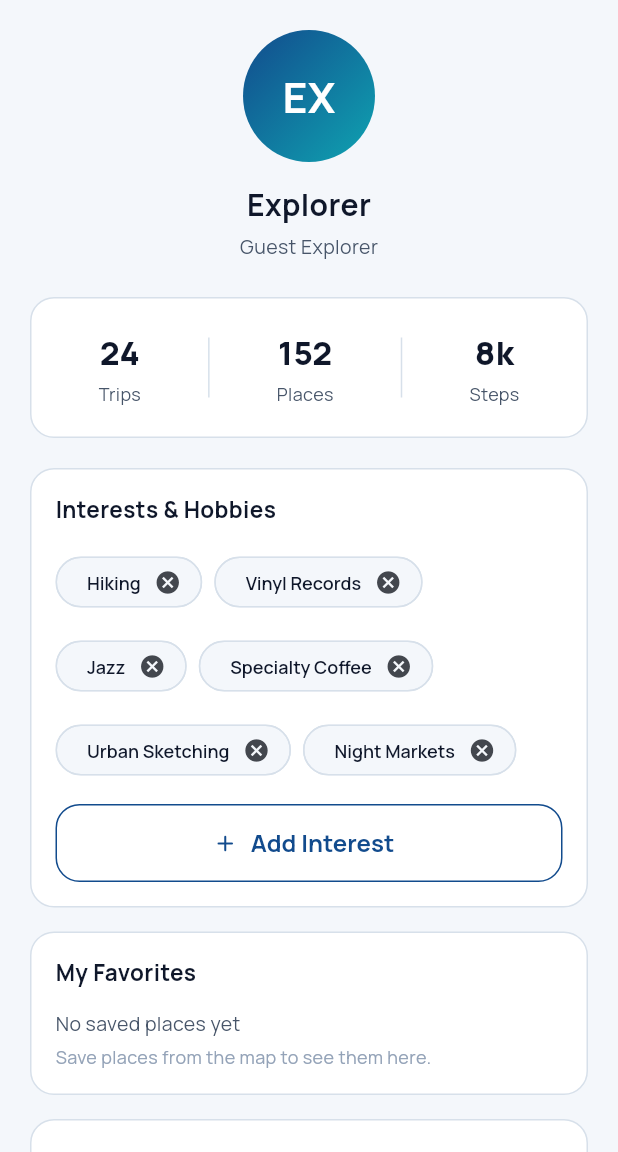
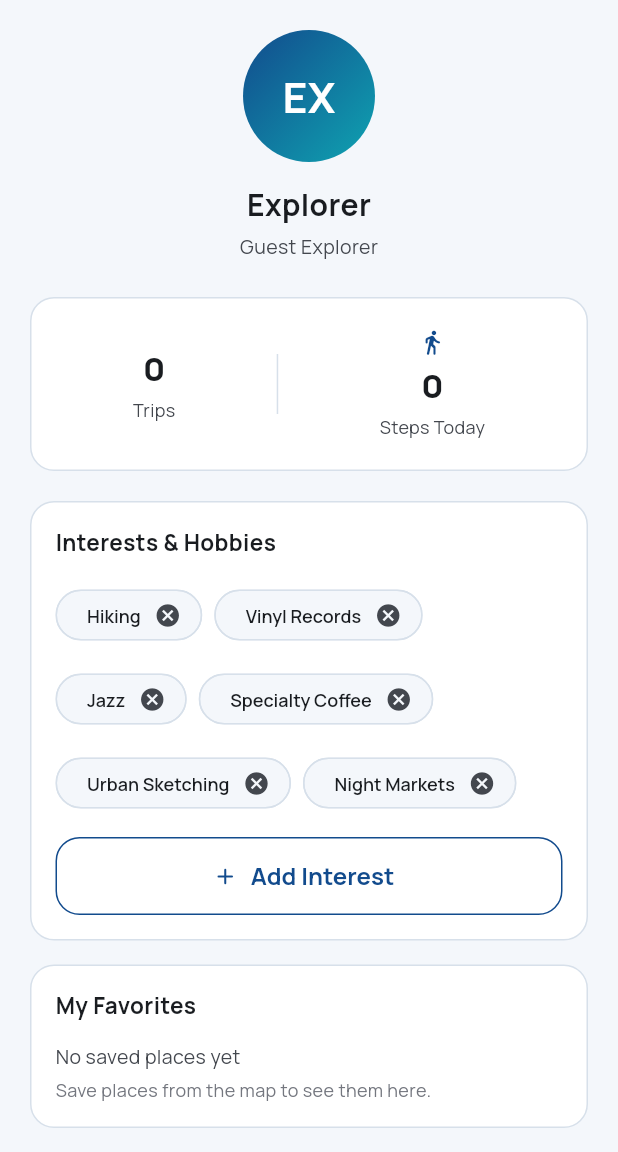
Before and after one commit to hamdan-ishfaq/MAD_PROJECT, a Flutter app: the ProfileScreen screen opened directly, on a phone screen of 412 x 824 dp, the part 84-1236 px from its top. Run offline on Flutter 3.47's test engine with Material 3 defaults, Android fonts, the phone set to English and light mode, and no system bars; our stand-ins replace file_picker, flutter_dotenv, flutter_local_notifications, flutter_map, geolocator, go_router and 9 more; accounts and stored records are empty.

Commit message:
feat: pedometer, profile live stats, expense tracker standalone, dark mode fixes

```diff
--- /dev/null
+++ b/lib/core/services/step_counter_service.dart
@@ -0,0 +1,67 @@
+import 'dart:async';
+import 'package:flutter/foundation.dart';
+import 'package:pedometer/pedometer.dart';
+import 'package:permission_handler/permission_handler.dart';
+import 'package:shared_preferences/shared_preferences.dart';
+
+/// Wraps the pedometer plugin with permission handling and daily persistence.
+class StepCounterService {
+  static int _steps = 0;
+  static StreamSubscription<StepCount>? _subscription;
+  static final ValueNotifier<int> stepsNotifier = ValueNotifier(0);
+
+  static int get steps => _steps;
+
+  /// Request ACTIVITY_RECOGNITION permission and start counting.
+  /// Safe to call multiple times — will skip if already running.
+  static Future<void> start() async {
+    if (kIsWeb) return;
+    if (_subscription != null) return; // Already started
+
+    final status = await Permission.activityRecognition.request();
+    if (!status.isGranted) return;
+
+    // Restore persisted baseline
+    final prefs = await SharedPreferences.getInstance();
+    final savedDate = prefs.getString('step_date');
+    final today = DateTime.now().toIso8601String().substring(0, 10);
+    if (savedDate != today) {
+      // New day — reset baseline
+      await prefs.setString('step_date', today);
+      await prefs.setInt('step_baseline', -1); // -1 means not yet set
+      await prefs.setInt('step_count', 0);
+    }
+    _steps = prefs.getInt('step_count') ?? 0;
+    stepsNotifier.value = _steps;
+
+    _subscription = Pedometer.stepCountStream.listen(
+      (event) async {
+        final prefs = await SharedPreferences.getInstance();
+        final baseline = prefs.getInt('step_baseline') ?? -1;
+        if (baseline < 0) {
+          // First event of the day — record the hardware baseline
+          await prefs.setInt('step_baseline', event.steps);
+        }
+        final base = prefs.getInt('step_baseline') ?? event.steps;
+        _steps = event.steps - base;
+        if (_steps < 0) _steps = 0;
+        stepsNotifier.value = _steps;
+        await prefs.setInt('step_count', _steps);
+      },
+      onError: (_) {}, // Gracefully handle unavailable sensor
+    );
+  }
+
+  static void stop() {
+    _subscription?.cancel();
+    _subscription = null;
+  }
+
+  /// Format step count as human-readable (e.g. 1200 → "1.2k")
+  static String format(int count) {
+    if (count >= 1000) {
+      return '${(count / 1000).toStringAsFixed(1)}k';
+    }
+    return count.toString();
+  }
+}
--- a/lib/features/expenses/screens/expense_tracker_screen.dart
+++ b/lib/features/expenses/screens/expense_tracker_screen.dart
@@ -110,15 +110,22 @@ class _ExpenseTrackerScreenState extends State<ExpenseTrackerScreen> {
 
   @override
   Widget build(BuildContext context) {
+    final theme = Theme.of(context);
+    final isDark = theme.brightness == Brightness.dark;
+    final surfaceColor = isDark ? AppColors.surfaceDark : Colors.white;
     return Scaffold(
-      backgroundColor: AppColors.background,
-      appBar: AppBar(backgroundColor: Colors.white, elevation: 0, title: Text(widget.tripName, style: const TextStyle(fontWeight: FontWeight.w700))),
+      backgroundColor: theme.scaffoldBackgroundColor,
+      appBar: AppBar(
+        backgroundColor: theme.scaffoldBackgroundColor,
+        elevation: 0,
+        title: Text(widget.tripName, style: const TextStyle(fontWeight: FontWeight.w700))
+      ),
       body: RefreshIndicator(
         color: AppColors.primary,
         onRefresh: _loadExpenses,
         child: Column(children: [
           Container(
-            width: double.infinity, padding: const EdgeInsets.all(20), color: Colors.white,
+            width: double.infinity, padding: const EdgeInsets.all(20), color: surfaceColor,
             child: Column(children: [
               const Text('Total Expenses', style: TextStyle(fontSize: 13, color: AppColors.textSecondary)),
               const SizedBox(height: 4),
@@ -163,7 +170,7 @@ class _ExpenseTrackerScreenState extends State<ExpenseTrackerScreen> {
                           final cat = e['category'] as String? ?? 'Other';
                           return Container(
                             margin: const EdgeInsets.only(bottom: 8),
-                            decoration: BoxDecoration(color: Colors.white, borderRadius: BorderRadius.circular(12)),
+                            decoration: BoxDecoration(color: surfaceColor, borderRadius: BorderRadius.circular(12)),
                             child: ListTile(
                               leading: CircleAvatar(backgroundColor: AppColors.primaryLight, child: Icon(_iconForCategory(cat), color: AppColors.primary, size: 20)),
                               title: Text(e['description'] as String? ?? cat, style: const TextStyle(fontWeight: FontWeight.w600, fontSize: 14)),
--- a/lib/features/home/screens/main_navigation.dart
+++ b/lib/features/home/screens/main_navigation.dart
@@ -66,7 +66,7 @@ class _MainNavigationState extends State<MainNavigation> {
       ),
       bottomNavigationBar: Container(
         decoration: BoxDecoration(
-          color: Colors.white,
+          color: Theme.of(context).scaffoldBackgroundColor,
           boxShadow: [
             BoxShadow(
               color: Colors.black.withOpacity(0.06),
--- a/lib/features/profile/screens/profile_screen.dart
+++ b/lib/features/profile/screens/profile_screen.dart
@@ -10,11 +10,14 @@ import 'package:tripgenie/core/services/auth_api_service.dart';
 import 'package:tripgenie/core/services/dashboard_service.dart';
 import 'package:tripgenie/core/services/offline_db_service.dart';
 import 'package:tripgenie/core/services/user_preferences_service.dart';
+import 'package:tripgenie/core/services/step_counter_service.dart';
+import 'package:tripgenie/core/services/local_backend_service.dart';
 import 'package:tripgenie/features/dashboard/widgets/saved_itineraries_list.dart';
 import 'package:tripgenie/features/settings/screens/settings_screen.dart';
 import 'package:tripgenie/features/notifications/screens/notifications_screen.dart';
 import 'package:tripgenie/features/emergency/screens/emergency_contacts_screen.dart';
 import 'package:tripgenie/features/social/widgets/community_updates_sheet.dart';
+import 'package:tripgenie/features/expenses/screens/expense_tracker_screen.dart';
 import 'package:tripgenie/core/services/api_service.dart';
 
 class ProfileScreen extends StatefulWidget {
@@ -29,6 +32,7 @@ class _ProfileScreenState extends State<ProfileScreen> {
   String _userEmail = '';
   String _userInitials = 'EX';
   String _userId = 'guest';
+  int _tripsCount = 0;
   List<String> _interests = const [
     'Hiking',
     'Vinyl Records',
@@ -54,18 +58,28 @@ class _ProfileScreenState extends State<ProfileScreen> {
         });
       }
     });
+    // Start pedometer
+    StepCounterService.start();
+    StepCounterService.stepsNotifier.addListener(_onStepUpdate);
     _loadUser();
+  }
+
+  void _onStepUpdate() {
+    if (mounted) setState(() {});
   }
 
   @override
   void dispose() {
     _changesSubscription?.cancel();
+    StepCounterService.stepsNotifier.removeListener(_onStepUpdate);
     super.dispose();
   }
 
   Future<void> _loadUser() async {
     final user = await AuthService.loadUser();
     if (user != null && mounted) {
+      final trips = await LocalBackendService.getTrips();
+      final userTrips = trips.where((t) => t.userName == user.name || t.userInitials == user.name.substring(0, 2).toUpperCase()).length;
       setState(() {
         _userId = user.id;
         _userName = user.name.isNotEmpty ? user.name : user.email.split('@')[0];
@@ -73,6 +87,7 @@ class _ProfileScreenState extends State<ProfileScreen> {
         _userInitials = _userName.length >= 2
             ? _userName.substring(0, 2).toUpperCase()
             : _userName.toUpperCase();
+        _tripsCount = userTrips;
         _savedItinerariesFuture = _loadSavedItineraries(user.id);
         _favoritesFuture = _loadFavoritePlaces(user.id);
       });
@@ -166,16 +181,12 @@ class _ProfileScreenState extends State<ProfileScreen> {
     if (mounted) context.go(AppRoutes.login);
   }
 
-  /// Resolve a place ID to a human-readable name.
-  /// Checks the fallback places data first; if not found, capitalizes the ID.
   String _resolvePlaceName(String placeId) {
-    // Look up in the static fallback data from ApiService
     try {
       final places = ApiService.getPlacesSync();
       final match = places.where((p) => p['id']?.toString() == placeId);
       if (match.isNotEmpty) return match.first['name']?.toString() ?? placeId;
     } catch (_) {}
-    // Fallback: try to make it prettier (e.g. "p1" -> "Place 1")
     if (placeId.startsWith('p') && int.tryParse(placeId.substring(1)) != null) {
       return 'Saved Place ${placeId.substring(1)}';
     }
@@ -184,11 +195,17 @@ class _ProfileScreenState extends State<ProfileScreen> {
 
   @override
   Widget build(BuildContext context) {
+    final theme = Theme.of(context);
+    final isDark = theme.brightness == Brightness.dark;
+    final surfaceColor = isDark ? AppColors.surfaceDark : Colors.white;
+    final borderColor = isDark ? AppColors.borderDark : AppColors.border;
+    final steps = StepCounterService.steps;
+
     return Scaffold(
-      backgroundColor: AppColors.background,
+      backgroundColor: theme.scaffoldBackgroundColor,
       appBar: AppBar(
         title: const Text(AppStrings.myProfile),
-        backgroundColor: Colors.white,
+        backgroundColor: theme.scaffoldBackgroundColor,
         elevation: 0,
         actions: [
           IconButton(
@@ -236,39 +253,46 @@ class _ProfileScreenState extends State<ProfileScreen> {
               const SizedBox(height: 14),
               Text(
                 _userName,
-              style: const TextStyle(
+                style: TextStyle(
                   fontSize: 20,
                   fontWeight: FontWeight.w700,
-                color: AppColors.textPrimary,
+                  color: theme.colorScheme.onSurface,
                 ),
               ),
               const SizedBox(height: 4),
               Text(
                 _userEmail.isNotEmpty ? _userEmail : 'Guest Explorer',
-              style: const TextStyle(
+                style: TextStyle(
                   fontSize: 13,
-                color: AppColors.textSecondary,
+                  color: theme.colorScheme.onSurfaceVariant,
                 ),
               ),
 
               const SizedBox(height: 24),
 
-            // Stats row
+              // Stats row — Trips + Steps only
               Container(
                 padding: const EdgeInsets.symmetric(vertical: 20),
                 decoration: BoxDecoration(
-                color: Colors.white,
+                  color: surfaceColor,
                   borderRadius: BorderRadius.circular(16),
-                border: Border.all(color: AppColors.border),
+                  border: Border.all(color: borderColor),
                 ),
-              child: const Row(
+                child: Row(
                   mainAxisAlignment: MainAxisAlignment.spaceEvenly,
                   children: [
-                  _StatItem(value: '24', label: 'Trips'),
-                  _Divider(),
-                  _StatItem(value: '152', label: 'Places'),
-                  _Divider(),
-                  _StatItem(value: '8k', label: 'Steps'),
+                    _StatItem(
+                      value: _tripsCount.toString(),
+                      label: 'Trips',
+                      theme: theme,
+                    ),
+                    Container(width: 1, height: 40, color: borderColor),
+                    _StatItem(
+                      value: StepCounterService.format(steps),
+                      label: 'Steps Today',
+                      theme: theme,
+                      icon: Icons.directions_walk_rounded,
+                    ),
                   ],
                 ),
               ),
@@ -278,6 +302,9 @@ class _ProfileScreenState extends State<ProfileScreen> {
               // Interests
               _ProfileSection(
                 title: 'Interests & Hobbies',
+                surfaceColor: surfaceColor,
+                borderColor: borderColor,
+                theme: theme,
                 child: Column(
                   crossAxisAlignment: CrossAxisAlignment.start,
                   children: [
@@ -288,12 +315,12 @@ class _ProfileScreenState extends State<ProfileScreen> {
                           .map(
                             (label) => Chip(
                               label: Text(label),
-                            labelStyle: const TextStyle(
+                              labelStyle: TextStyle(
                                 fontSize: 12,
-                              color: AppColors.textPrimary,
+                                color: theme.colorScheme.onSurface,
                               ),
-                            backgroundColor: AppColors.background,
-                            side: const BorderSide(color: AppColors.border),
+                              backgroundColor: isDark ? const Color(0xFF1E293B) : AppColors.background,
+                              side: BorderSide(color: borderColor),
                               onDeleted: () => _removeInterest(label),
                             ),
                           )
@@ -318,21 +345,22 @@ class _ProfileScreenState extends State<ProfileScreen> {
               // My Favorites
               _ProfileSection(
                 title: AppStrings.myFavorites,
+                surfaceColor: surfaceColor,
+                borderColor: borderColor,
+                theme: theme,
                 child: FutureBuilder<List<String>>(
                   future: _favoritesFuture,
                   builder: (context, snapshot) {
                     final favorites = snapshot.data ?? const [];
                     if (favorites.isEmpty) {
-                    return const Column(
+                      return Column(
                         crossAxisAlignment: CrossAxisAlignment.start,
                         children: [
                           Text('No saved places yet',
-                            style: TextStyle(
-                                fontSize: 13, color: AppColors.textSecondary)),
-                        SizedBox(height: 4),
+                              style: TextStyle(fontSize: 13, color: theme.colorScheme.onSurfaceVariant)),
+                          const SizedBox(height: 4),
                           Text('Save places from the map to see them here.',
-                            style: TextStyle(
-                                fontSize: 12, color: AppColors.textHint)),
+                              style: TextStyle(fontSize: 12, color: theme.colorScheme.outline)),
                         ],
                       );
                     }
@@ -363,9 +391,9 @@ class _ProfileScreenState extends State<ProfileScreen> {
                                   const Icon(Icons.bookmark_rounded, size: 20, color: AppColors.primary),
                                   const SizedBox(width: 12),
                                   Expanded(
-                                  child: Text(name, style: const TextStyle(fontWeight: FontWeight.w600, fontSize: 14)),
+                                    child: Text(name, style: TextStyle(fontWeight: FontWeight.w600, fontSize: 14, color: theme.colorScheme.onSurface)),
                                   ),
-                                const Icon(Icons.chevron_right, size: 18, color: AppColors.textHint),
+                                  Icon(Icons.chevron_right, size: 18, color: theme.colorScheme.outline),
                                 ],
                               ),
                             ),
@@ -381,6 +409,9 @@ class _ProfileScreenState extends State<ProfileScreen> {
 
               _ProfileSection(
                 title: 'Saved Itineraries',
+                surfaceColor: surfaceColor,
+                borderColor: borderColor,
+                theme: theme,
                 child: FutureBuilder<List<SavedItinerary>>(
                   future: _savedItinerariesFuture,
                   builder: (context, snapshot) {
@@ -393,22 +424,22 @@ class _ProfileScreenState extends State<ProfileScreen> {
 
                     final itineraries = snapshot.data ?? const [];
                     if (itineraries.isEmpty) {
-                    return const Column(
+                      return Column(
                         crossAxisAlignment: CrossAxisAlignment.start,
                         children: [
                           Text(
                             'No saved itineraries yet',
                             style: TextStyle(
                               fontSize: 13,
-                            color: AppColors.textSecondary,
+                              color: theme.colorScheme.onSurfaceVariant,
                             ),
                           ),
-                        SizedBox(height: 4),
+                          const SizedBox(height: 4),
                           Text(
                             'Generate one in the planner and tap Save.',
                             style: TextStyle(
                               fontSize: 12,
-                            color: AppColors.textHint,
+                              color: theme.colorScheme.outline,
                             ),
                           ),
                         ],
@@ -422,8 +453,7 @@ class _ProfileScreenState extends State<ProfileScreen> {
                         await OfflineDbService.deleteLocalItinerary(id);
                         if (mounted) {
                           setState(() {
-                          _savedItinerariesFuture =
-                              _loadSavedItineraries(_userId);
+                            _savedItinerariesFuture = _loadSavedItineraries(_userId);
                           });
                         }
                       },
@@ -437,12 +467,29 @@ class _ProfileScreenState extends State<ProfileScreen> {
               // Quick Actions
               _ProfileSection(
                 title: 'Quick Actions',
+                surfaceColor: surfaceColor,
+                borderColor: borderColor,
+                theme: theme,
                 child: Column(children: [
+                  ListTile(
+                    leading: const Icon(Icons.account_balance_wallet_outlined, color: AppColors.accent),
+                    title: const Text('Expense Tracker'),
+                    subtitle: Text('Track trip expenses', style: TextStyle(fontSize: 12, color: theme.colorScheme.onSurfaceVariant)),
+                    trailing: Icon(Icons.chevron_right, color: theme.colorScheme.outline),
+                    onTap: () => Navigator.of(context).push(MaterialPageRoute(
+                      builder: (_) => const ExpenseTrackerScreen(tripId: 'personal', tripName: 'My Expenses'),
+                    )),
+                  ),
                   ListTile(
                     leading: const Icon(Icons.emergency, color: Colors.red),
                     title: const Text('Emergency Contacts'),
-                  trailing: const Icon(Icons.chevron_right, color: AppColors.textHint),
+                    trailing: Icon(Icons.chevron_right, color: theme.colorScheme.outline),
                     onTap: () => Navigator.of(context).push(MaterialPageRoute(builder: (_) => const EmergencyContactsScreen())),
+                  ),
+                  ListTile(
+                    leading: const Icon(Icons.logout_rounded, color: AppColors.textSecondary),
+                    title: Text('Log Out', style: TextStyle(color: theme.colorScheme.error)),
+                    onTap: _handleLogout,
                   ),
                 ]),
               ),
@@ -459,26 +506,32 @@ class _ProfileScreenState extends State<ProfileScreen> {
 class _StatItem extends StatelessWidget {
   final String value;
   final String label;
-  const _StatItem({required this.value, required this.label});
+  final ThemeData theme;
+  final IconData? icon;
+  const _StatItem({required this.value, required this.label, required this.theme, this.icon});
 
   @override
   Widget build(BuildContext context) {
     return Column(
       children: [
+        if (icon != null) ...[
+          Icon(icon, size: 18, color: AppColors.primary),
+          const SizedBox(height: 4),
+        ],
         Text(
           value,
-          style: const TextStyle(
+          style: TextStyle(
             fontSize: 22,
             fontWeight: FontWeight.w800,
-            color: AppColors.textPrimary,
+            color: theme.colorScheme.onSurface,
           ),
         ),
         const SizedBox(height: 4),
         Text(
           label,
-          style: const TextStyle(
+          style: TextStyle(
             fontSize: 12,
-            color: AppColors.textSecondary,
+            color: theme.colorScheme.onSurfaceVariant,
           ),
         ),
       ],
@@ -486,18 +539,19 @@ class _StatItem extends StatelessWidget {
   }
 }
 
-class _Divider extends StatelessWidget {
-  const _Divider();
-  @override
-  Widget build(BuildContext context) {
-    return Container(width: 1, height: 40, color: AppColors.border);
-  }
-}
-
 class _ProfileSection extends StatelessWidget {
   final String title;
   final Widget child;
-  const _ProfileSection({required this.title, required this.child});
+  final Color surfaceColor;
+  final Color borderColor;
+  final ThemeData theme;
+  const _ProfileSection({
+    required this.title,
+    required this.child,
+    required this.surfaceColor,
+    required this.borderColor,
+    required this.theme,
+  });
 
   @override
   Widget build(BuildContext context) {
@@ -505,19 +559,19 @@ class _ProfileSection extends StatelessWidget {
       width: double.infinity,
       padding: const EdgeInsets.all(16),
       decoration: BoxDecoration(
-        color: Colors.white,
+        color: surfaceColor,
         borderRadius: BorderRadius.circular(16),
-        border: Border.all(color: AppColors.border),
+        border: Border.all(color: borderColor),
       ),
       child: Column(
         crossAxisAlignment: CrossAxisAlignment.start,
         children: [
           Text(
             title,
-            style: const TextStyle(
+            style: TextStyle(
               fontSize: 15,
               fontWeight: FontWeight.w700,
-              color: AppColors.textPrimary,
+              color: theme.colorScheme.onSurface,
             ),
           ),
           const SizedBox(height: 14),
--- a/lib/main.dart
+++ b/lib/main.dart
@@ -6,7 +6,7 @@ import 'package:tripgenie/core/theme/app_theme.dart';
 import 'package:tripgenie/core/routes/app_routes.dart';
 import 'package:tripgenie/core/services/app_data_reset_service.dart';
 import 'package:tripgenie/core/services/notification_service.dart';
-
+import 'package:tripgenie/core/services/step_counter_service.dart';
 import 'package:shared_preferences/shared_preferences.dart';
 
 final ValueNotifier<ThemeMode> themeNotifier = ValueNotifier(ThemeMode.system);
@@ -46,6 +46,9 @@ void main() async {
     themeNotifier.value = isDark ? ThemeMode.dark : ThemeMode.light;
   }
 
+  // Start pedometer step counting
+  StepCounterService.start();
+
   runApp(const WanderlandApp());
 }
 
```
Lines whose indentation alone changed are shown as unchanged.
